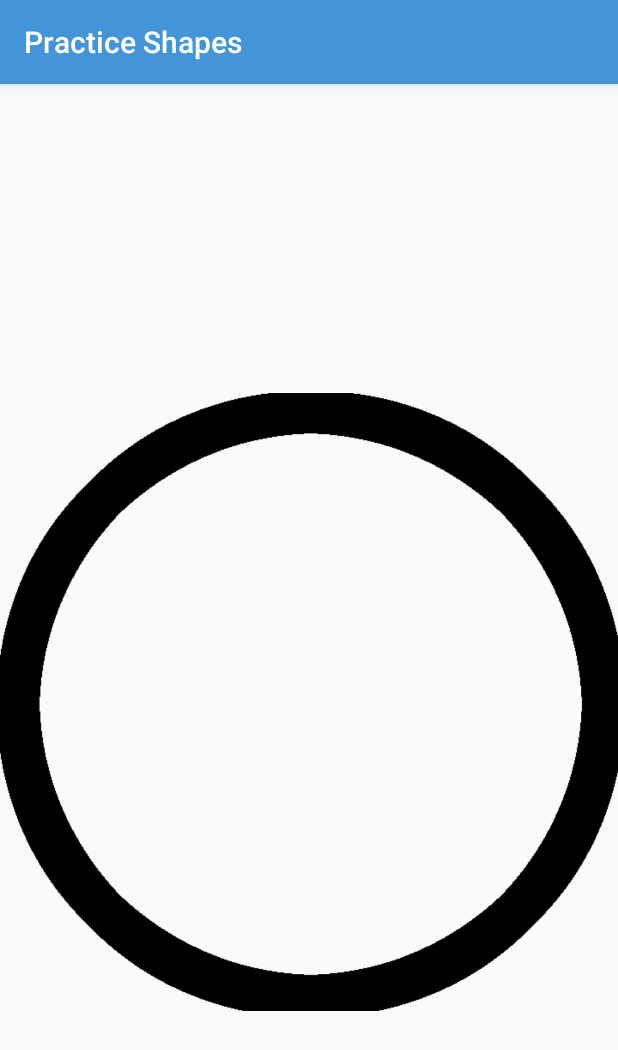
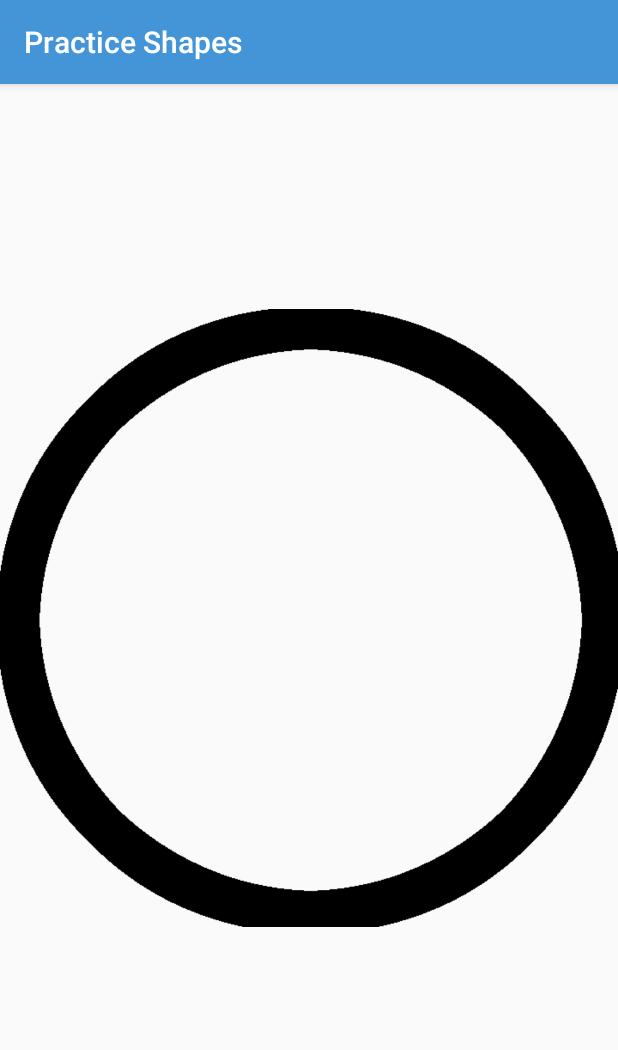
Before and after one commit to priyankvex/Practice-Shapes, an Android app: the DrawingActivity screen opened directly, with no data from a screen before it, on a phone screen of 412 x 824 dp. Shown: the top 1050 px of the screen. Run offline under Robolectric (Android 15) with nearby library versions, the light colour scheme and no system bars.

Commit message:
Improve shape positioning on canvas.

```diff
--- a/app/src/main/java/com/wordpress/priyankvex/practiceshapes/view/DrawingActivity.java
+++ b/app/src/main/java/com/wordpress/priyankvex/practiceshapes/view/DrawingActivity.java
@@ -17,6 +17,6 @@ public class DrawingActivity extends AppCompatActivity{
         super.onCreate(savedInstanceState);
         setContentView(R.layout.activity_drawing);
         DrawingView drawingView = (DrawingView) findViewById(R.id.drawingView);
-        drawingView.drawOriginalShape();
+        drawingView.drawOriginalShape(null);
     }
 }
--- a/app/src/main/java/com/wordpress/priyankvex/practiceshapes/view/widgets/DrawingView.java
+++ b/app/src/main/java/com/wordpress/priyankvex/practiceshapes/view/widgets/DrawingView.java
@@ -17,12 +17,14 @@ import android.view.View;
 import android.widget.Toast;
 
 import com.wordpress.priyankvex.practiceshapes.R;
+import com.wordpress.priyankvex.practiceshapes.model.Shape;
 
 import java.util.ArrayList;
 import java.util.Date;
 
 /**
  * Created by priyank on 1/11/15.
+ * Custom view on which drawing takes place.
  */
 public class DrawingView extends View {
 
@@ -81,11 +83,6 @@ public class DrawingView extends View {
      * The start time of the vibration
      */
     private long mVibrationStartTime;
-
-    /**
-     * Toast to display if user has been tracing wrongly for a long time
-     */
-    private Toast mErrorToast;
 
     /**
      * bounds of the touches
@@ -189,32 +186,19 @@ public class DrawingView extends View {
 
 
     // Will be used from MainActivity to set the base shape.
-    public void drawOriginalShape(){
+    public void drawOriginalShape(Shape shape){
         init();
-
-        String str = "W";
         Paint paintText = new Paint(Paint.ANTI_ALIAS_FLAG);
         paintText.setColor(Color.BLACK);
         paintText.setStyle(Paint.Style.FILL);
-        int size = getResources().getDisplayMetrics().densityDpi/str.length();//Starting size of the text
-        float textHeight;
-        do {
-            paintText.setTextSize(++size);
-            textHeight = paintText.descent() - paintText.ascent();
-
-        } while(paintText.measureText(str) < mWidth * 0.8 && textHeight < mHeight *0.8);//setting the max size of the text for the given screen
-        mDrawPaint.setStrokeWidth(size * 3 / 182); //values got from experimenting
-
         TypedValue tv = new TypedValue();
         mContext.getTheme().resolveAttribute(android.R.attr.actionBarSize, tv, true);
         int actionBarHeight = getResources().getDimensionPixelSize(tv.resourceId);
-        float textOffset = textHeight/ 2 - paintText.descent() - actionBarHeight/2;
-        //Drawing the text at the center of the view
-        /*mDrawCanvas.drawText(str, (mWidth - paintText.measureText(str)) / 2, (mHeight / 2) + textOffset, paintText);*/
         Bitmap icon = BitmapFactory.decodeResource(mContext.getResources(),
                 R.drawable.circle);
+        // Scales down bitmap ti fit in the width
         Bitmap bitmap = scaleDown(icon, mWidth, true);
-        mDrawCanvas.drawBitmap(bitmap, 0, mHeight/2 - mWidth/2, null);
+        mDrawCanvas.drawBitmap(bitmap, 0, mHeight/2 - actionBarHeight - mWidth/2, null);
         invalidate();
     }
 
```
